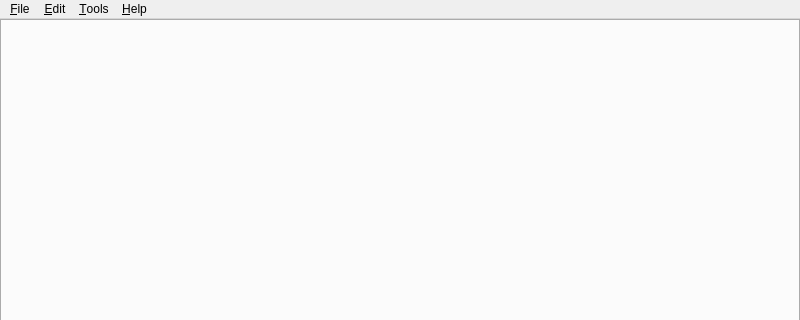
First picture: the form in 2.x/UI/dooble.ui, repository textbrowser/dooble, before the edit; both pictures show x 0 to 800 and y 0 to 320 of the 800 by 600 pixel window.
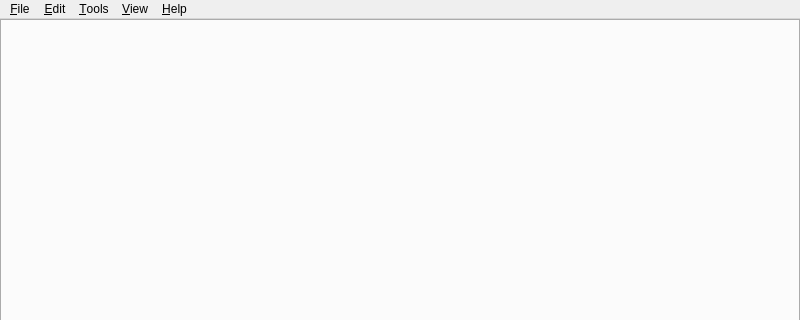
Second picture: the form after the edit. Icons and pictures are not drawn. Custom widgets are drawn as their Qt base class.

```diff
--- a/2.x/UI/dooble.ui
+++ b/2.x/UI/dooble.ui
@@ -68,9 +68,15 @@
      <string>&amp;Help</string>
     </property>
    </widget>
+   <widget class="QMenu" name="menu_view">
+    <property name="title">
+     <string>&amp;View</string>
+    </property>
+   </widget>
    <addaction name="menu_file"/>
    <addaction name="menu_edit"/>
    <addaction name="menu_tools"/>
+   <addaction name="menu_view"/>
    <addaction name="menu_help"/>
   </widget>
  </widget>
```
